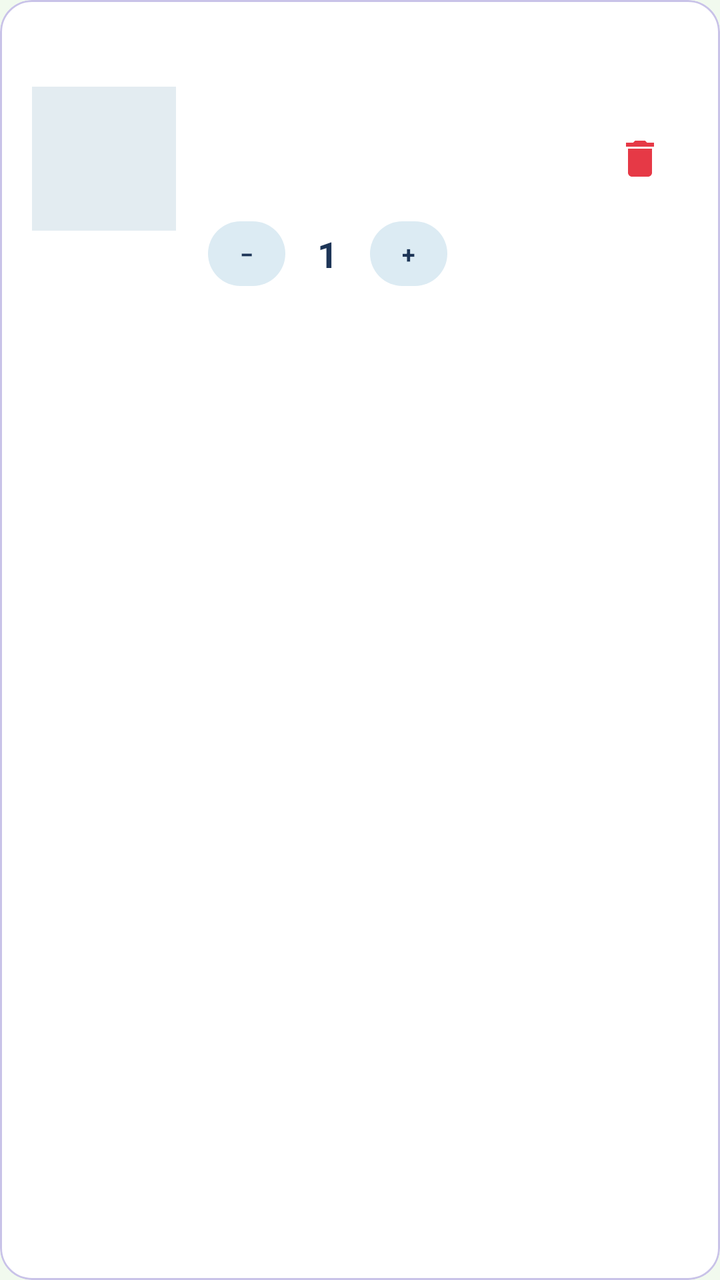
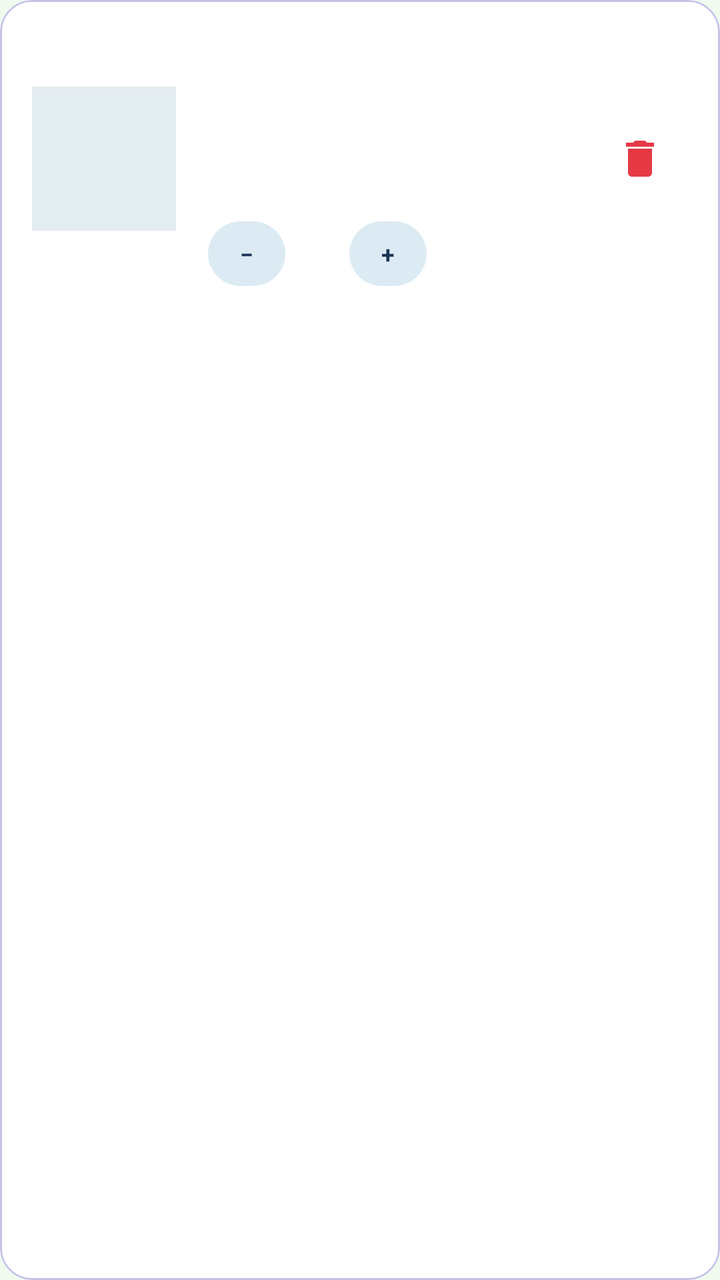

Two renders of the same Android screen: before a commit and after it. Below are the layout's source before the change and the commit's diff.
<!-- AndroidManifest.xml: application theme Theme.VinylCDVault -->
<!-- res/layout/item_cart.xml -->
<?xml version="1.0" encoding="utf-8"?>
<com.google.android.material.card.MaterialCardView
    xmlns:android="http://schemas.android.com/apk/res/android"
    xmlns:app="http://schemas.android.com/apk/res-auto"
    style="@style/Widget.Material3.CardView.Outlined"
    android:layout_width="match_parent"
    android:layout_height="wrap_content"
    android:layout_marginBottom="@dimen/spacing_small"
    app:cardBackgroundColor="@color/card_bg"
    app:cardCornerRadius="@dimen/corner_radius"
    app:strokeColor="@color/input_stroke">

    <LinearLayout
        android:layout_width="match_parent"
        android:layout_height="wrap_content"
        android:gravity="center_vertical"
        android:orientation="horizontal"
        android:padding="@dimen/spacing_medium">

        <ImageView
            android:id="@+id/ivCover"
            android:layout_width="72dp"
            android:layout_height="72dp"
            android:background="@drawable/bg_cover"
            android:scaleType="centerCrop"
            android:contentDescription="@string/app_name" />

        <LinearLayout
            android:layout_width="0dp"
            android:layout_height="wrap_content"
            android:layout_marginStart="@dimen/spacing_medium"
            android:layout_weight="1"
            android:orientation="vertical">

            <TextView
                android:id="@+id/tvTitle"
                style="@style/App.Text.Subtitle"
                android:layout_width="match_parent"
                android:layout_height="wrap_content"
                android:ellipsize="end"
                android:maxLines="1" />

            <TextView
                android:id="@+id/tvArtist"
                style="@style/App.Text.Body"
                android:layout_width="match_parent"
                android:layout_height="wrap_content" />

            <TextView
                android:id="@+id/tvFormat"
                style="@style/App.Text.Small"
                android:layout_width="wrap_content"
                android:layout_height="wrap_content" />

            <TextView
                android:id="@+id/tvPrice"
                style="@style/App.Text.Price"
                android:layout_width="wrap_content"
                android:layout_height="wrap_content" />

            <LinearLayout
                android:layout_width="wrap_content"
                android:layout_height="wrap_content"
                android:layout_marginTop="@dimen/spacing_small"
                android:gravity="center_vertical"
                android:orientation="horizontal">

                <TextView
                    style="@style/App.Chip"
                    android:layout_width="wrap_content"
                    android:layout_height="wrap_content"
                    android:text="−" />

                <TextView
                    style="@style/App.Text.Subtitle"
                    android:layout_width="wrap_content"
                    android:layout_height="wrap_content"
                    android:layout_marginStart="@dimen/spacing_medium"
                    android:layout_marginEnd="@dimen/spacing_medium"
                    android:text="1" />

                <TextView
                    style="@style/App.Chip"
                    android:layout_width="wrap_content"
                    android:layout_height="wrap_content"
                    android:text="+" />
            </LinearLayout>
        </LinearLayout>

        <ImageView
            android:layout_width="@dimen/icon_button"
            android:layout_height="@dimen/icon_button"
            android:background="?attr/selectableItemBackgroundBorderless"
            android:contentDescription="@string/nav_cart"
            android:padding="12dp"
            android:src="@drawable/ic_delete"
            app:tint="@color/accent" />
    </LinearLayout>
</com.google.android.material.card.MaterialCardView>
<!-- resources referenced by this layout -->
<resources>
  <color name="accent">#E63946</color>
  <color name="card_bg" type="color">#FFFFFF</color>
  <color name="input_stroke" type="color">#C9C3E8</color>
  <dimen name="corner_radius">16dp</dimen>
  <dimen name="icon_button">48dp</dimen>
  <dimen name="spacing_medium">16dp</dimen>
  <dimen name="spacing_small">8dp</dimen>
  <!-- drawable bg_cover (drawable) -->
  <?xml version="1.0" encoding="utf-8"?>
  <shape xmlns:android="http://schemas.android.com/apk/res/android" android:shape="rectangle">
      <solid android:color="@color/surface_muted" />
  </shape>
  <!-- drawable ic_delete (drawable) -->
  <vector xmlns:android="http://schemas.android.com/apk/res/android" android:height="24dp" android:tint="#000000" android:viewportHeight="24" android:viewportWidth="24" android:width="24dp">
        
      <path android:fillColor="@android:color/white" android:pathData="M6,19c0,1.1 0.9,2 2,2h8c1.1,0 2,-0.9 2,-2V7H6v12zM19,4h-3.5l-1,-1h-5l-1,1H5v2h14V4z"/>
      
  </vector>
  <string name="app_name">Vinyl Vault</string>
  <string name="nav_cart">Carrito</string>
  <style name="App.Chip">
          <item name="android:background">@drawable/bg_chip</item>
          <item name="android:paddingStart">@dimen/spacing_medium</item>
          <item name="android:paddingEnd">@dimen/spacing_medium</item>
          <item name="android:paddingTop">@dimen/spacing_small</item>
          <item name="android:paddingBottom">@dimen/spacing_small</item>
          <item name="android:textColor">@color/text_dark</item>
          <item name="android:textSize">@dimen/text_small</item>
          <item name="android:textStyle">bold</item>
      </style>
  <style name="App.Text.Body">
          <item name="android:textSize">@dimen/text_body</item>
          <item name="android:textColor">@color/text_secondary</item>
      </style>
  <style name="App.Text.Price">
          <item name="android:textSize">@dimen/text_subtitle</item>
          <item name="android:textColor">@color/accent_dark</item>
          <item name="android:textStyle">bold</item>
      </style>
  <style name="App.Text.Small">
          <item name="android:textSize">@dimen/text_small</item>
          <item name="android:textColor">@color/text_secondary</item>
      </style>
  <style name="App.Text.Subtitle">
          <item name="android:textSize">@dimen/text_subtitle</item>
          <item name="android:textColor">@color/text_dark</item>
          <item name="android:textStyle">bold</item>
      </style>
  <style name="Theme.VinylCDVault" parent="Theme.Material3.Light.NoActionBar">
          <item name="colorPrimary">@color/primary</item>
          <item name="colorOnPrimary">@color/white</item>
          <item name="colorSecondary">@color/accent</item>
          <item name="colorSecondaryContainer">@color/chip_bg</item>
          <item name="colorOnSecondaryContainer">@color/primary</item>
          <item name="colorOnSurfaceVariant">@color/text_secondary</item>
          <item name="android:windowBackground">@color/background_light</item>
          <item name="android:statusBarColor">@color/primary_dark</item>
      </style>
  <color name="surface_muted">#E3ECF1</color>
  <!-- drawable bg_chip (drawable) -->
  <?xml version="1.0" encoding="utf-8"?>
  <shape xmlns:android="http://schemas.android.com/apk/res/android"
      android:shape="rectangle">
      <solid android:color="@color/chip_bg" />
      <corners android:radius="50dp" />
  </shape>
  <color name="text_dark" type="color">#1D3557</color>
  <dimen name="text_small">12sp</dimen>
  <dimen name="text_body">16sp</dimen>
  <color name="text_secondary">#6B6785</color>
  <dimen name="text_subtitle">18sp</dimen>
  <color name="accent_dark">#C1121F</color>
  <color name="primary">#5B3FD1</color>
  <color name="white">#FFFFFF</color>
  <color name="chip_bg">#DCEBF3</color>
  <color name="background_light" type="color">#F1FAEE</color>
  <color name="primary_dark" type="color">#121212</color>
</resources>

<!-- the commit's change to res/layout/item_cart.xml (unified diff, before → after) -->
@@ -22,8 +22,8 @@
             android:layout_width="72dp"
             android:layout_height="72dp"
             android:background="@drawable/bg_cover"
-            android:scaleType="centerCrop"
-            android:contentDescription="@string/app_name" />
+            android:contentDescription="@string/form_photos_label"
+            android:scaleType="centerCrop" />
 
         <LinearLayout
             android:layout_width="0dp"
@@ -66,20 +66,22 @@
                 android:orientation="horizontal">
 
                 <TextView
+                    android:id="@+id/btnMinus"
                     style="@style/App.Chip"
                     android:layout_width="wrap_content"
                     android:layout_height="wrap_content"
                     android:text="−" />
 
                 <TextView
+                    android:id="@+id/tvQty"
                     style="@style/App.Text.Subtitle"
                     android:layout_width="wrap_content"
                     android:layout_height="wrap_content"
                     android:layout_marginStart="@dimen/spacing_medium"
-                    android:layout_marginEnd="@dimen/spacing_medium"
-                    android:text="1" />
+                    android:layout_marginEnd="@dimen/spacing_medium" />
 
                 <TextView
+                    android:id="@+id/btnPlus"
                     style="@style/App.Chip"
                     android:layout_width="wrap_content"
                     android:layout_height="wrap_content"
@@ -88,10 +90,11 @@
         </LinearLayout>
 
         <ImageView
+            android:id="@+id/btnRemove"
             android:layout_width="@dimen/icon_button"
             android:layout_height="@dimen/icon_button"
             android:background="?attr/selectableItemBackgroundBorderless"
-            android:contentDescription="@string/nav_cart"
+            android:contentDescription="@string/seller_delete"
             android:padding="12dp"
             android:src="@drawable/ic_delete"
             app:tint="@color/accent" />
<!-- resource entries referenced after the edit -->
@@ -18,8 +18,8 @@
       <path android:fillColor="@android:color/white" android:pathData="M6,19c0,1.1 0.9,2 2,2h8c1.1,0 2,-0.9 2,-2V7H6v12zM19,4h-3.5l-1,-1h-5l-1,1H5v2h14V4z"/>
       
   </vector>
-  <string name="app_name">Vinyl Vault</string>
-  <string name="nav_cart">Carrito</string>
+  <string name="form_photos_label">Fotos del disco</string>
+  <string name="seller_delete">Eliminar</string>
   <style name="App.Chip">
           <item name="android:background">@drawable/bg_chip</item>
           <item name="android:paddingStart">@dimen/spacing_medium</item>
